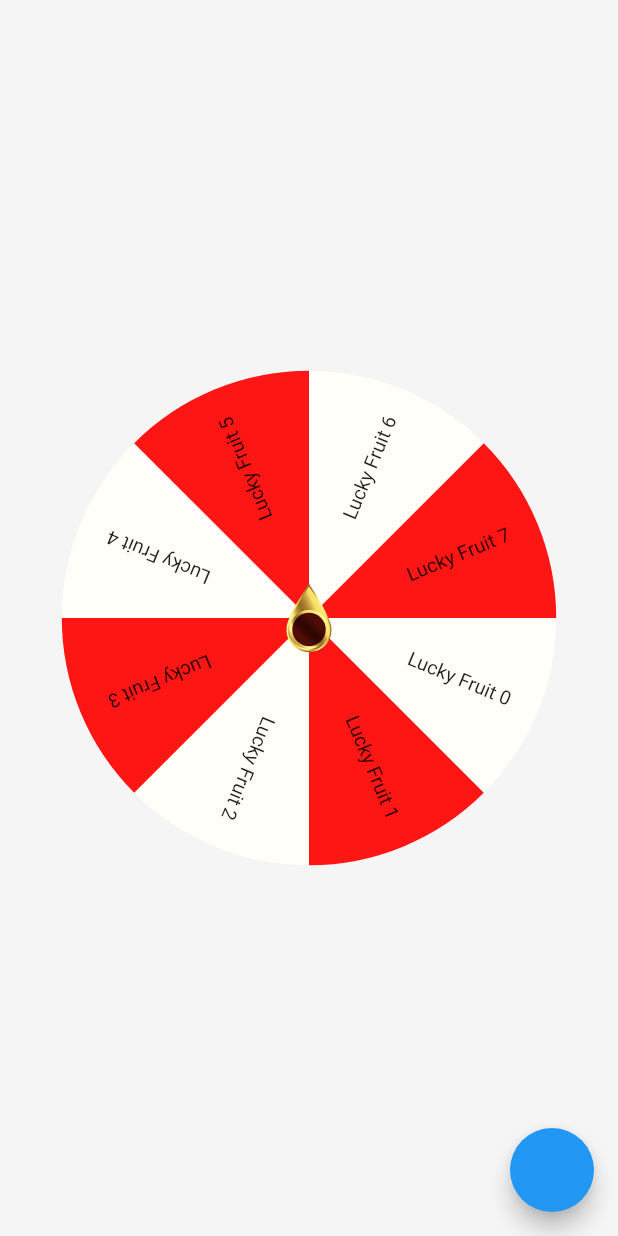
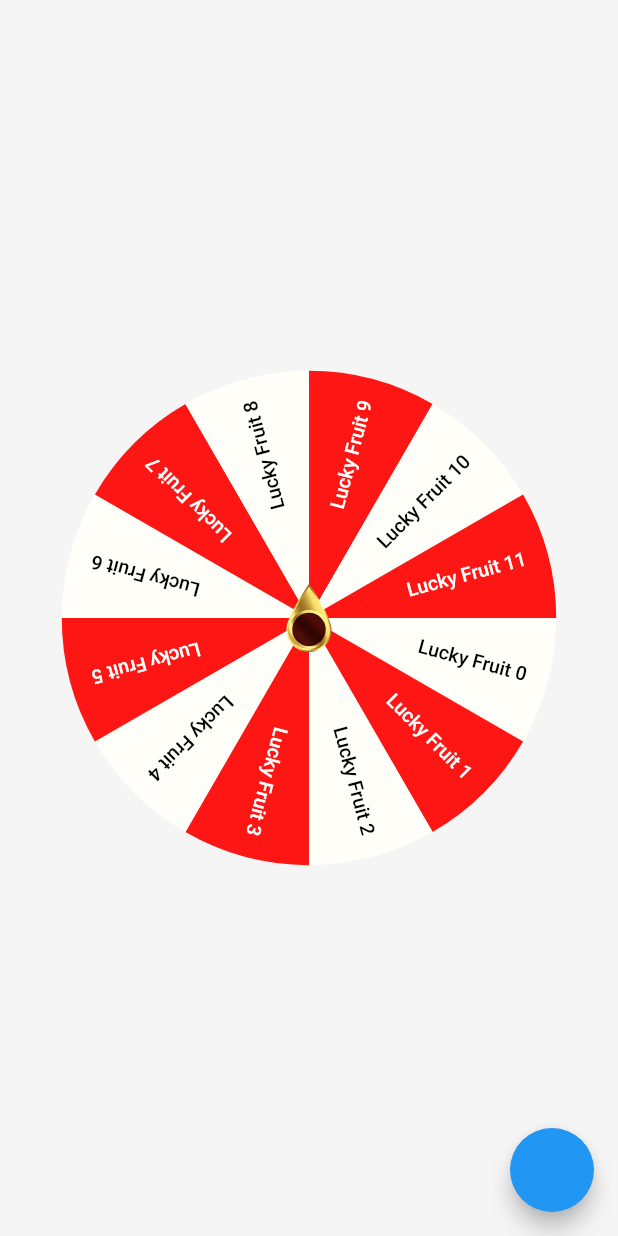
Before and after one commit to wrteam-priyansh/ui_ux, a Flutter app: the SpinWheelScreen screen opened directly, on a phone screen of 412 x 824 dp. Run offline on Flutter 3.47's test engine with Material 2 defaults, Android fonts, the phone set to English and light mode, and no system bars; our stand-ins replace cached_network_image, flutter_bloc, flutter_html, flutter_svg, lottie, octo_image; missing offline and left inert: flutter_shapes, flutter_tex.

Commit message:
Highlighted selected index in spin wheel

```diff
--- a/lib/ui/screens/spinWheelScreen.dart
+++ b/lib/ui/screens/spinWheelScreen.dart
@@ -4,15 +4,6 @@ import 'package:flutter/material.dart';
 import 'dart:math' as Math;
 
 import 'package:flutter_svg/svg.dart';
-
-/*
-To generate bearer token
-
-final claimSet = new JwtClaim(issuer: 'Quiz', subject: 'Quiz Authentication', maxAge: const Duration(minutes: 5), issuedAt: DateTime.now().toUtc());
-        String token = issueJwtHS256(claimSet, "2000");
-        print(token);
-
- */
 
 class SpinWheelScreen extends StatefulWidget {
   final Size screenSize;
@@ -35,7 +26,7 @@ class _SpinWheelScreenState extends State<SpinWheelScreen>
   late double heightAndWidth =
       widget.screenSize.width * (0.4); //radius will be half of this
 
-  int numberOfSlice = 8;
+  int numberOfSlice = 12;
 
   late double randomAngle = Random.secure().nextDouble() * 360;
 
@@ -49,6 +40,18 @@ class _SpinWheelScreenState extends State<SpinWheelScreen>
   void dispose() {
     spinWheelAnimationController.dispose();
     super.dispose();
+  }
+
+  Color _getArcColor(int index) {
+    if (selectedIndex == -1) {
+      return index.isOdd ? Color(0xffFE1614) : Color(0xffFFFEF9);
+    }
+
+    return index == selectedIndex
+        ? index.isOdd
+            ? Color(0xffFE1614)
+            : Color(0xffFFFEF9)
+        : Colors.grey.shade200;
   }
 
   Widget _buildSlice(int index) {
@@ -65,7 +68,7 @@ class _SpinWheelScreenState extends State<SpinWheelScreen>
               child: Container(
                 height: heightAndWidth,
                 width: heightAndWidth,
-                padding: EdgeInsets.only(right: 20.0),
+                padding: EdgeInsets.only(right: 15.0),
                 child: Transform.rotate(
                   alignment: Alignment.topLeft,
                   angle: _degreeToRadian(sliceAngle * (0.5)),
@@ -75,16 +78,20 @@ class _SpinWheelScreenState extends State<SpinWheelScreen>
                       offset: Offset(0.0, -fontSize * (0.5)),
                       child: Text(
                         "Lucky Fruit $index",
-                        style: TextStyle(fontSize: fontSize, height: 1.0),
+                        style: TextStyle(
+                            color: index.isOdd ? Colors.white : Colors.black,
+                            fontSize: fontSize,
+                            fontWeight: FontWeight.w500,
+                            height: 1.0),
                       ),
                     ),
                   ),
                 ),
               ),
               painter: ArcCustomPainter(
-                  angle: sliceAngle,
-                  arcColor:
-                      index.isOdd ? Color(0xffFE1614) : Color(0xffFFFEF9)),
+                angle: sliceAngle,
+                arcColor: _getArcColor(index),
+              ),
             ),
           );
         });
@@ -117,7 +124,7 @@ class _SpinWheelScreenState extends State<SpinWheelScreen>
       if (currentAngle > 360) {
         //then check for 630
         bool isInRange =
-            (currentAngle <= 630 && 630 < (currentAngle + sliceAngle));
+            (currentAngle <= 630 && 630 <= (currentAngle + sliceAngle));
         if (isInRange) {
           selectedIndex = i;
           break;
@@ -126,7 +133,7 @@ class _SpinWheelScreenState extends State<SpinWheelScreen>
         //then check for 360
 
         bool isInRange =
-            (currentAngle <= 270 && 270 < (currentAngle + sliceAngle));
+            (currentAngle <= 270 && 270 <= (currentAngle + sliceAngle));
         if (isInRange) {
           selectedIndex = i;
           break;
```
